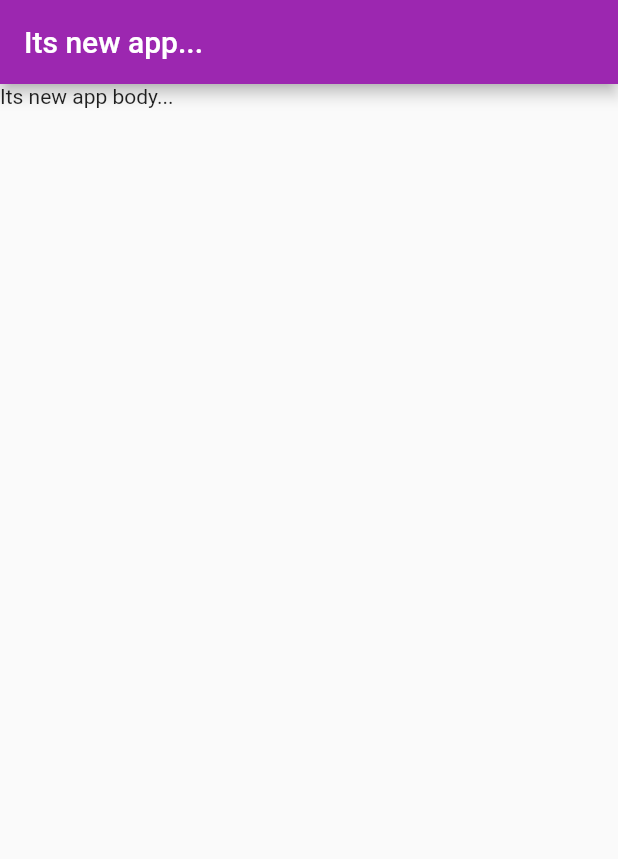
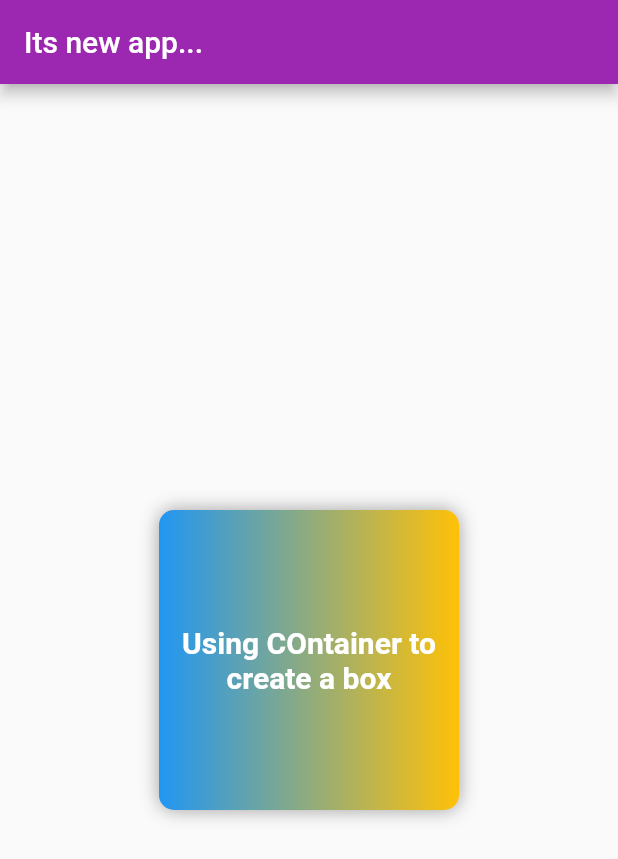
Before and after one commit to vijaydevelops/flutter_application_tutorials, a Flutter app: the screen it shows after launch, on a phone screen of 412 x 824 dp. Shown: the top 859 px of the screen. Run offline on Flutter 3.47's test engine with Material 2 defaults, Android fonts, the phone set to English and light mode, and no system bars.

Commit message:
chapter 2 - container widget

```diff
--- a/lib/main.dart
+++ b/lib/main.dart
@@ -43,8 +43,36 @@ class HomePage extends StatelessWidget {
       appBar: AppBar(
         title: Text("Its new app..."),
       ),
-      body: Container(
-        child: Text("Its new app body..."),
+      // body:Container(child: Text("Hi"))
+      body: Center(
+        child: Container(
+          padding: const EdgeInsets.all(8),
+          // color: Colors.red, // Cannot provide both a color and a decoration
+          width: 200,
+          height: 200,
+          child: Text("Using COntainer to create a box",
+              textAlign: TextAlign.center,
+              style: TextStyle(
+                fontSize: 20,
+                color: Colors.white,
+                fontWeight: FontWeight.bold,
+              )),
+          alignment: Alignment.center, // align the child
+          // constraints: ,
+          // gradients, etc...
+          decoration: BoxDecoration(
+              color: Colors.red,
+              // shape: BoxShape.circle,
+              // clipBehavior: Clip.antiAlias,
+              // Clip.antiAliasWithSaveLayer    // Clip.hardEdge
+
+              borderRadius: BorderRadius.circular(10),
+              // border:
+              gradient: LinearGradient(colors: [Colors.blue, Colors.amber]),
+              boxShadow: [
+                BoxShadow(color: Colors.grey, blurRadius: 10),
+              ]),
+        ),
       ),
     );
   }
```
